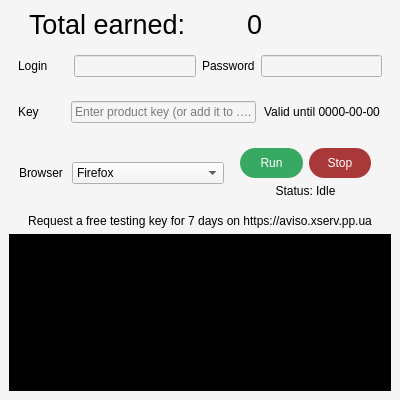
Before: the Qt Designer form res/ui/main.ui in lil4ipsik/aviso_bot, drawn with Qt 5.
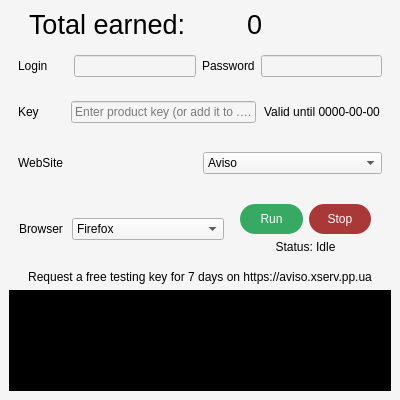
After: the same form once the commit is applied.

Patch:
```diff
--- a/res/ui/main.ui
+++ b/res/ui/main.ui
@@ -246,6 +246,39 @@
       </layout>
      </widget>
     </item>
+    <item>
+     <widget class="QWidget" name="horizontalWidget" native="true">
+      <property name="minimumSize">
+       <size>
+        <width>50</width>
+        <height>50</height>
+       </size>
+      </property>
+      <layout class="QHBoxLayout" name="horizontalLayout_5">
+       <item>
+        <widget class="QLabel" name="label_7">
+         <property name="text">
+          <string>WebSite</string>
+         </property>
+        </widget>
+       </item>
+       <item>
+        <widget class="QComboBox" name="web_site_combo">
+         <item>
+          <property name="text">
+           <string>Aviso</string>
+          </property>
+         </item>
+         <item>
+          <property name="text">
+           <string>Profitcentr</string>
+          </property>
+         </item>
+        </widget>
+       </item>
+      </layout>
+     </widget>
+    </item>
     <item>
      <layout class="QHBoxLayout" name="horizontalLayout_6">
       <property name="spacing">
@@ -398,10 +431,13 @@
       </property>
       <property name="html">
        <string>&lt;!DOCTYPE HTML PUBLIC &quot;-//W3C//DTD HTML 4.0//EN&quot; &quot;http://www.w3.org/TR/REC-html40/strict.dtd&quot;&gt;
-&lt;html&gt;&lt;head&gt;&lt;meta name=&quot;qrichtext&quot; content=&quot;1&quot; /&gt;&lt;style type=&quot;text/css&quot;&gt;
+&lt;html&gt;&lt;head&gt;&lt;meta name=&quot;qrichtext&quot; content=&quot;1&quot; /&gt;&lt;meta charset=&quot;utf-8&quot; /&gt;&lt;style type=&quot;text/css&quot;&gt;
 p, li { white-space: pre-wrap; }
-&lt;/style&gt;&lt;/head&gt;&lt;body style=&quot; font-family:'MS Shell Dlg 2'; font-size:8.25pt; font-weight:400; font-style:normal;&quot;&gt;
-&lt;p style=&quot;-qt-paragraph-type:empty; margin-top:0px; margin-bottom:0px; margin-left:0px; margin-right:0px; -qt-block-indent:0; text-indent:0px; font-family:'Segoe UI'; font-size:9pt;&quot;&gt;&lt;br /&gt;&lt;/p&gt;&lt;/body&gt;&lt;/html&gt;</string>
+hr { height: 1px; border-width: 0; }
+li.unchecked::marker { content: &quot;\2610&quot;; }
+li.checked::marker { content: &quot;\2612&quot;; }
+&lt;/style&gt;&lt;/head&gt;&lt;body style=&quot; font-family:'Segoe UI'; font-size:9pt; font-weight:400; font-style:normal;&quot;&gt;
+&lt;p style=&quot;-qt-paragraph-type:empty; margin-top:0px; margin-bottom:0px; margin-left:0px; margin-right:0px; -qt-block-indent:0; text-indent:0px;&quot;&gt;&lt;br /&gt;&lt;/p&gt;&lt;/body&gt;&lt;/html&gt;</string>
       </property>
       <property name="overwriteMode">
        <bool>true</bool>
```
